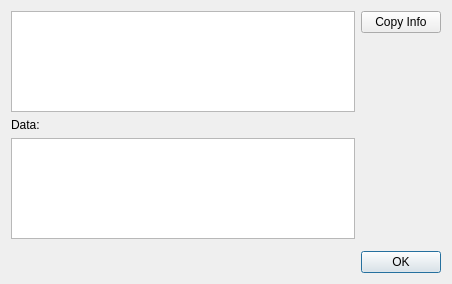
Old version of the form Libraries/MiKTeX/UI/Qt/ErrorDialog.ui in the repository MiKTeX/miktex.
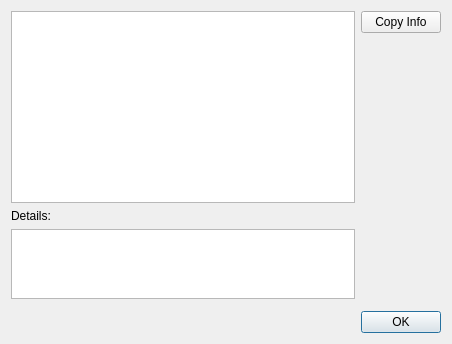
New version of the form.

Commit message: Detailed error description

```diff
--- a/Libraries/MiKTeX/UI/Qt/ErrorDialog.ui
+++ b/Libraries/MiKTeX/UI/Qt/ErrorDialog.ui
@@ -19,12 +19,22 @@
      <item>
       <layout class="QVBoxLayout" >
        <item>
-        <widget class="QTextBrowser" name="tbMessage" />
+        <widget class="QTextBrowser" name="tbMessage">
+         <property name="sizePolicy">
+          <sizepolicy hsizetype="Expanding" vsizetype="MinimumExpanding">
+           <horstretch>0</horstretch>
+           <verstretch>0</verstretch>
+          </sizepolicy>
+         </property>
+         <property name="openExternalLinks">
+          <bool>true</bool>
+         </property>
+        </widget>
        </item>
        <item>
-        <widget class="QLabel" name="label" >
-         <property name="text" >
-          <string>Data:</string>
+        <widget class="QLabel" name="label">
+         <property name="text">
+          <string>Details:</string>
          </property>
         </widget>
        </item>
```
Left out of the diff: 46 changed lines with no effect on the pictures. The commit also changes 23 other files.
